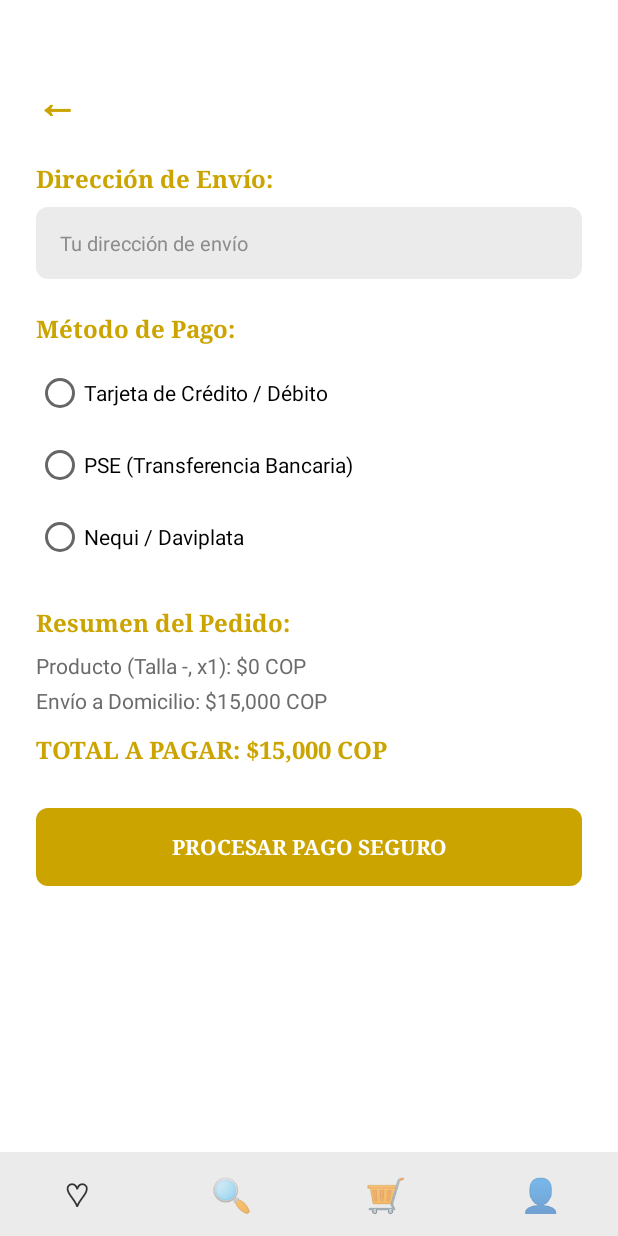
After one commit to juliethsantana3142-ops/MaisonSantana, an Android app: the PagoActivity screen opened directly, with no data from a screen before it, on a phone screen of 412 x 824 dp. The commit adds this screen. Run offline under Robolectric (Android 15) with nearby library versions, the phone set to English and light mode, and no system bars.

Commit message:
Pantalla de pago conectada con detalle

```diff
--- a/app/src/main/AndroidManifest.xml
+++ b/app/src/main/AndroidManifest.xml
@@ -25,6 +25,7 @@
         <activity android:name=".RegistroActivity" android:exported="false" />
         <activity android:name=".InicioActivity" android:exported="false" />
         <activity android:name=".DetalleActivity" android:exported="false" />
+        <activity android:name=".PagoActivity" android:exported="false" />
         <activity android:name=".VendedorActivity" android:exported="false" />
         <activity android:name=".AdminActivity" android:exported="false" />
 
--- a/app/src/main/java/com/maisonsantana/app/DetalleActivity.kt
+++ b/app/src/main/java/com/maisonsantana/app/DetalleActivity.kt
@@ -1,7 +1,10 @@
 package com.maisonsantana.app
 
+import android.content.Intent
 import android.os.Bundle
 import android.widget.Button
+import android.widget.RadioButton
+import android.widget.RadioGroup
 import android.widget.TextView
 import android.widget.Toast
 import androidx.appcompat.app.AppCompatActivity
@@ -33,16 +36,28 @@ class DetalleActivity : AppCompatActivity() {
         }
 
         findViewById<Button>(R.id.btnAgregar).setOnClickListener {
-            Toast.makeText(this, "Agregado al carrito", Toast.LENGTH_SHORT).show()
+            val grupo = findViewById<RadioGroup>(R.id.rgTalla)
+            if (grupo.checkedRadioButtonId == -1) {
+                Toast.makeText(this, "Selecciona una talla", Toast.LENGTH_SHORT).show()
+            } else {
+                val talla = findViewById<RadioButton>(grupo.checkedRadioButtonId).text.toString()
+                val i = Intent(this, PagoActivity::class.java)
+                i.putExtra("nombre", nombre)
+                i.putExtra("precio", precio)
+                i.putExtra("cantidad", cantidad)
+                i.putExtra("talla", talla)
+                startActivity(i)
+            }
         }
 
         findViewById<TextView>(R.id.navHome).setOnClickListener { finish() }
         findViewById<TextView>(R.id.navSearch).setOnClickListener { finish() }
         findViewById<TextView>(R.id.navCart).setOnClickListener {
-            Toast.makeText(this, "Carrito próximamente", Toast.LENGTH_SHORT).show()
+            Toast.makeText(this, "Elige una talla y pulsa Agregar al carrito", Toast.LENGTH_SHORT).show()
         }
         findViewById<TextView>(R.id.navProfile).setOnClickListener {
-            Toast.makeText(this, "Perfil próximamente", Toast.LENGTH_SHORT).show()
+            startActivity(Intent(this, MainActivity::class.java))
+            finishAffinity()
         }
     }
 }
--- /dev/null
+++ b/app/src/main/java/com/maisonsantana/app/PagoActivity.kt
@@ -0,0 +1,61 @@
+package com.maisonsantana.app
+
+import android.content.Intent
+import android.os.Bundle
+import android.widget.Button
+import android.widget.EditText
+import android.widget.RadioGroup
+import android.widget.TextView
+import android.widget.Toast
+import androidx.appcompat.app.AppCompatActivity
+
+class PagoActivity : AppCompatActivity() {
+    override fun onCreate(savedInstanceState: Bundle?) {
+        super.onCreate(savedInstanceState)
+        setContentView(R.layout.activity_pago)
+
+        val nombre = intent.getStringExtra("nombre") ?: "Producto"
+        val precio = intent.getIntExtra("precio", 0)
+        val cantidad = intent.getIntExtra("cantidad", 1)
+        val talla = intent.getStringExtra("talla") ?: "-"
+        val envio = 15000
+        val subtotal = precio * cantidad
+        val total = subtotal + envio
+
+        findViewById<TextView>(R.id.tvProducto).text =
+            "$nombre (Talla $talla, x$cantidad): $" + String.format("%,d", subtotal) + " COP"
+        findViewById<TextView>(R.id.tvEnvio).text =
+            "Envío a Domicilio: $" + String.format("%,d", envio) + " COP"
+        findViewById<TextView>(R.id.tvTotal).text =
+            "TOTAL A PAGAR: $" + String.format("%,d", total) + " COP"
+
+        findViewById<TextView>(R.id.btnVolver).setOnClickListener { finish() }
+
+        findViewById<Button>(R.id.btnProcesar).setOnClickListener {
+            val direccion = findViewById<EditText>(R.id.etDireccion).text.toString().trim()
+            val metodo = findViewById<RadioGroup>(R.id.rgPago).checkedRadioButtonId
+
+            if (direccion.isBlank()) {
+                Toast.makeText(this, "Escribe la dirección de envío", Toast.LENGTH_SHORT).show()
+            } else if (metodo == -1) {
+                Toast.makeText(this, "Selecciona un método de pago", Toast.LENGTH_SHORT).show()
+            } else {
+                Toast.makeText(this, "¡Pago procesado con éxito!", Toast.LENGTH_LONG).show()
+                val i = Intent(this, InicioActivity::class.java)
+                i.flags = Intent.FLAG_ACTIVITY_CLEAR_TOP or Intent.FLAG_ACTIVITY_NEW_TASK
+                startActivity(i)
+                finish()
+            }
+        }
+
+        findViewById<TextView>(R.id.navHome).setOnClickListener { finish() }
+        findViewById<TextView>(R.id.navSearch).setOnClickListener { finish() }
+        findViewById<TextView>(R.id.navCart).setOnClickListener {
+            Toast.makeText(this, "Ya estás en el carrito", Toast.LENGTH_SHORT).show()
+        }
+        findViewById<TextView>(R.id.navProfile).setOnClickListener {
+            startActivity(Intent(this, MainActivity::class.java))
+            finishAffinity()
+        }
+    }
+}
--- /dev/null
+++ b/app/src/main/res/layout/activity_pago.xml
@@ -0,0 +1,180 @@
+<?xml version="1.0" encoding="utf-8"?>
+<LinearLayout xmlns:android="http://schemas.android.com/apk/res/android"
+    android:layout_width="match_parent"
+    android:layout_height="match_parent"
+    android:background="@color/white"
+    android:orientation="vertical">
+
+    <ScrollView
+        android:layout_width="match_parent"
+        android:layout_height="0dp"
+        android:layout_weight="1">
+
+        <LinearLayout
+            android:layout_width="match_parent"
+            android:layout_height="wrap_content"
+            android:orientation="vertical"
+            android:padding="24dp">
+
+            <TextView
+                android:id="@+id/btnVolver"
+                android:layout_width="48dp"
+                android:layout_height="48dp"
+                android:layout_marginTop="20dp"
+                android:gravity="center_vertical"
+                android:text="←"
+                android:textColor="@color/gold"
+                android:textSize="28sp"
+                android:textStyle="bold" />
+
+            <TextView
+                android:layout_width="wrap_content"
+                android:layout_height="wrap_content"
+                android:layout_marginTop="16dp"
+                android:fontFamily="serif"
+                android:text="Dirección de Envío:"
+                android:textColor="@color/gold"
+                android:textSize="16sp"
+                android:textStyle="bold" />
+
+            <EditText
+                android:id="@+id/etDireccion"
+                android:layout_width="match_parent"
+                android:layout_height="48dp"
+                android:layout_marginTop="8dp"
+                android:autofillHints="postalAddress"
+                android:background="@drawable/bg_input"
+                android:hint="Tu dirección de envío"
+                android:inputType="textPostalAddress"
+                android:paddingStart="16dp"
+                android:paddingEnd="16dp"
+                android:singleLine="true"
+                android:textColor="@color/text_dark"
+                android:textColorHint="@color/text_muted"
+                android:textSize="13sp" />
+
+            <TextView
+                android:layout_width="wrap_content"
+                android:layout_height="wrap_content"
+                android:layout_marginTop="22dp"
+                android:fontFamily="serif"
+                android:text="Método de Pago:"
+                android:textColor="@color/gold"
+                android:textSize="16sp"
+                android:textStyle="bold" />
+
+            <RadioGroup
+                android:id="@+id/rgPago"
+                android:layout_width="match_parent"
+                android:layout_height="wrap_content"
+                android:layout_marginTop="8dp">
+
+                <RadioButton
+                    android:layout_width="wrap_content"
+                    android:layout_height="48dp"
+                    android:text="Tarjeta de Crédito / Débito" />
+
+                <RadioButton
+                    android:layout_width="wrap_content"
+                    android:layout_height="48dp"
+                    android:text="PSE (Transferencia Bancaria)" />
+
+                <RadioButton
+                    android:layout_width="wrap_content"
+                    android:layout_height="48dp"
+                    android:text="Nequi / Daviplata" />
+            </RadioGroup>
+
+            <TextView
+                android:layout_width="wrap_content"
+                android:layout_height="wrap_content"
+                android:layout_marginTop="22dp"
+                android:fontFamily="serif"
+                android:text="Resumen del Pedido:"
+                android:textColor="@color/gold"
+                android:textSize="16sp"
+                android:textStyle="bold" />
+
+            <TextView
+                android:id="@+id/tvProducto"
+                android:layout_width="match_parent"
+                android:layout_height="wrap_content"
+                android:layout_marginTop="8dp"
+                android:textColor="@color/text_brown" />
+
+            <TextView
+                android:id="@+id/tvEnvio"
+                android:layout_width="match_parent"
+                android:layout_height="wrap_content"
+                android:layout_marginTop="4dp"
+                android:textColor="@color/text_brown" />
+
+            <TextView
+                android:id="@+id/tvTotal"
+                android:layout_width="match_parent"
+                android:layout_height="wrap_content"
+                android:layout_marginTop="12dp"
+                android:fontFamily="serif"
+                android:textColor="@color/gold"
+                android:textSize="16sp"
+                android:textStyle="bold" />
+
+            <Button
+                android:id="@+id/btnProcesar"
+                android:layout_width="match_parent"
+                android:layout_height="52dp"
+                android:layout_marginTop="28dp"
+                android:background="@drawable/bg_button_gold"
+                android:backgroundTint="@null"
+                android:fontFamily="serif"
+                android:stateListAnimator="@null"
+                android:text="PROCESAR PAGO SEGURO"
+                android:textColor="@color/white"
+                android:textStyle="bold" />
+        </LinearLayout>
+    </ScrollView>
+
+    <LinearLayout
+        android:layout_width="match_parent"
+        android:layout_height="56dp"
+        android:background="@color/bar_gray"
+        android:orientation="horizontal">
+
+        <TextView
+            android:id="@+id/navHome"
+            android:layout_width="0dp"
+            android:layout_height="match_parent"
+            android:layout_weight="1"
+            android:gravity="center"
+            android:text="♡"
+            android:textColor="@color/text_dark"
+            android:textSize="22sp" />
+
+        <TextView
+            android:id="@+id/navSearch"
+            android:layout_width="0dp"
+            android:layout_height="match_parent"
+            android:layout_weight="1"
+            android:gravity="center"
+            android:text="🔍"
+            android:textSize="22sp" />
+
+        <TextView
+            android:id="@+id/navCart"
+            android:layout_width="0dp"
+            android:layout_height="match_parent"
+            android:layout_weight="1"
+            android:gravity="center"
+            android:text="🛒"
+            android:textSize="22sp" />
+
+        <TextView
+            android:id="@+id/navProfile"
+            android:layout_width="0dp"
+            android:layout_height="match_parent"
+            android:layout_weight="1"
+            android:gravity="center"
+            android:text="👤"
+            android:textSize="22sp" />
+    </LinearLayout>
+</LinearLayout>
```
